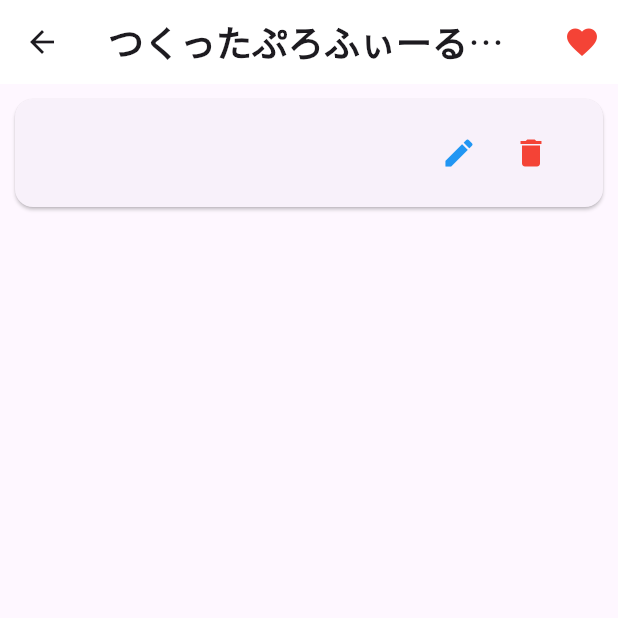
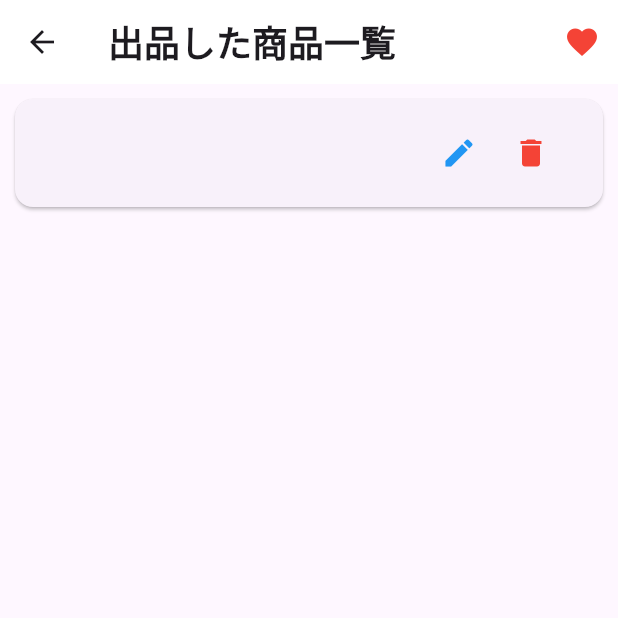
Before and after one commit to NazonoKansatugata/APUshion, a Flutter app: the UserCreateListScreen screen opened directly, on a phone screen of 412 x 824 dp, the top half of it. Run offline on Flutter 3.47's test engine with Material 3 defaults, Android fonts, the phone set to English and light mode, and no system bars; our stand-ins replace cloud_firestore, file_picker, firebase_auth, firebase_core, firebase_storage, flutter_dotenv and 1 more; accounts and stored records are empty.

Commit message:
名称変更しただけ

```diff
--- a/lib/ui/auth/view/auth_page.dart
+++ b/lib/ui/auth/view/auth_page.dart
@@ -123,7 +123,7 @@ class AuthPage extends StatelessWidget {
                       margin: const EdgeInsets.all(10),
                       child: ElevatedButton(
                         child: const Text(
-                          'ユーザー作成profile一覧',
+                          '出品した商品一覧',
                           style: TextStyle(color: Colors.black),
                         ),
                         onPressed: () {
--- a/lib/ui/user/user_create_list_page.dart
+++ b/lib/ui/user/user_create_list_page.dart
@@ -9,7 +9,7 @@ class UserCreateListScreen extends StatelessWidget {
   Widget build(BuildContext context) {
     return Scaffold(
       appBar: AppBar(
-        title: Text("つくったぷろふぃーる一覧", style: TextStyle(fontSize: 24, fontWeight: FontWeight.bold)),
+        title: Text("出品した商品一覧", style: TextStyle(fontSize: 24, fontWeight: FontWeight.bold)),
         backgroundColor: Colors.white,
         elevation: 0,
         actions: [
--- a/lib/ui/user/user_detail_page.dart
+++ b/lib/ui/user/user_detail_page.dart
@@ -73,7 +73,7 @@ class _UserDetailScreenState extends State<UserDetailScreen> {
                               final docs = snapshot.data?.docs ?? [];
                               final playerLevel = docs.length;
                               return Text(
-                                'キャラ愛Lv.$playerLevel',
+                                'ユーザーLv.$playerLevel',
                                 style: const TextStyle(fontSize: 16),
                               );
                             },
@@ -109,7 +109,7 @@ class _UserDetailScreenState extends State<UserDetailScreen> {
                               builder: (context) => UserProfileEditPage()),
                         );
                       },
-                      child: const Text('お気に入り画面へ'),
+                      child: const Text('プロフィール編集'),
                     ),
                   ],
                 ),
--- a/lib/ui/user/user_proflile_page.dart
+++ b/lib/ui/user/user_proflile_page.dart
@@ -120,7 +120,7 @@ class UserProfileScreen extends StatelessWidget {
                                 builder: (context) => UserCreateListScreen()),
                           );
                         },
-                        child: const Text('作成したぷろふぃーる一覧'),
+                        child: const Text('出品した商品一覧'),
                       ),
                       const SizedBox(height: 12),
                       ElevatedButton(
@@ -135,7 +135,7 @@ class UserProfileScreen extends StatelessWidget {
                                 builder: (context) => FavoriteScreen()),
                           );
                         },
-                        child: const Text('いいねしたぷろふぃーる一覧'),
+                        child: const Text('いいねした商品一覧'),
                       ),
                       const SizedBox(height: 12),
                       // 画像生成に関するボタンを削除
```
Also changed, not shown: lib/ui/auth/view/github_login_page.dart (deleted, +0 -51 lines), lib/ui/auth/view/sign_in_page.dart (deleted, +0 -286 lines).
